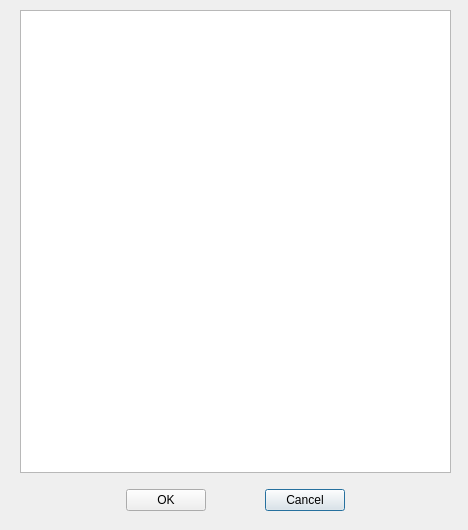
Above: TPQtIntroduction/dialogchooseressource.ui from Lydie-Pierrick/TP2-QT-INTRO before the change. Below: the same form after it.
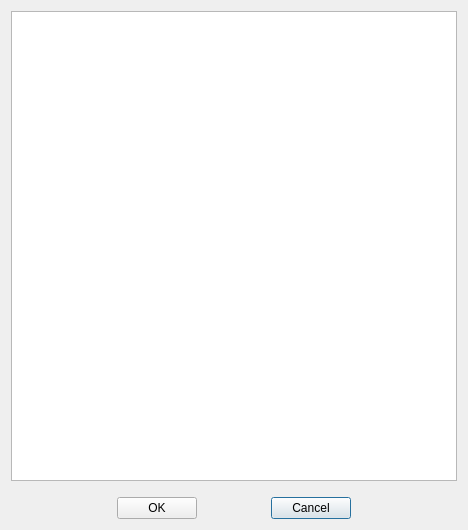
That is the form after the change.

```diff
--- a/TPQtIntroduction/dialogchooseressource.ui
+++ b/TPQtIntroduction/dialogchooseressource.ui
@@ -13,15 +13,8 @@
   <property name="windowTitle">
    <string>Choice of Ressources</string>
   </property>
-  <widget class="QWidget" name="gridLayoutWidget">
-   <property name="geometry">
-    <rect>
-     <x>20</x>
-     <y>10</y>
-     <width>431</width>
-     <height>501</height>
-    </rect>
-   </property>
+  <layout class="QVBoxLayout" name="verticalLayout">
+   <item>
    <layout class="QGridLayout" name="gridLayout">
     <item row="3" column="3">
      <widget class="QPushButton" name="pushBtn_Cancel">
@@ -102,7 +95,8 @@
      </widget>
     </item>
    </layout>
-  </widget>
+   </item>
+  </layout>
  </widget>
  <resources/>
  <connections/>
```
Lines whose indentation alone changed are shown as unchanged.
